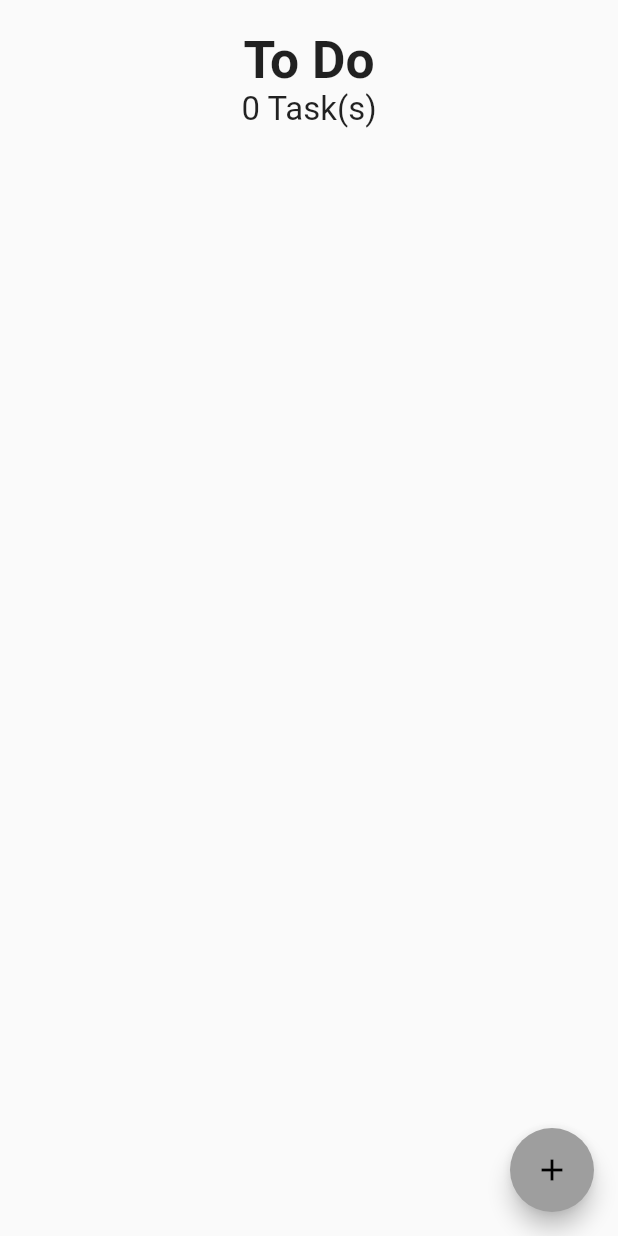
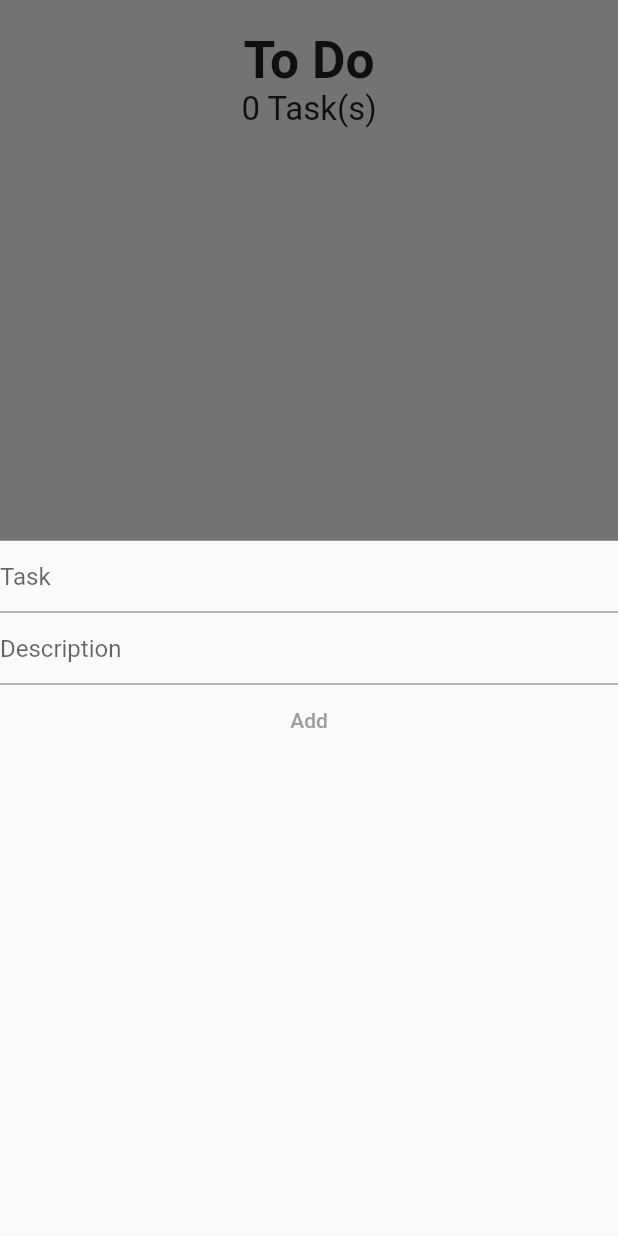
Before and after one commit to Adzumr/Debt-Monitor, a Flutter app: the screen it shows after launch, after a tap on the "add" icon, on a phone screen of 412 x 824 dp. Run offline on Flutter 3.47's test engine with Material 2 defaults, Android fonts, the phone set to English and light mode, and no system bars; our stand-ins replace device_preview, sizer.

Commit message:
update task

```diff
--- a/lib/controller/task.dart
+++ b/lib/controller/task.dart
@@ -1,14 +1,9 @@
 class Task {
   String name;
   String description;
-  bool isDone;
 
   Task({
-    required this.isDone,
     required this.name,
     required this.description,
   });
-  void isDoneToggle() {
-    isDone = !isDone;
-  }
 }
--- a/lib/model/taskData.dart
+++ b/lib/model/taskData.dart
@@ -6,7 +6,7 @@ import 'package:flutter/material.dart';
 class TaskData extends ChangeNotifier {
   List<Task> tasks = [];
   Task addTask(bool isDone, String name, String description) {
-    return Task(isDone: isDone, name: name, description: description);
+    return Task(name: name, description: description);
   }
 
   int get taskCount {
--- a/lib/screens/mainScreen.dart
+++ b/lib/screens/mainScreen.dart
@@ -25,7 +25,41 @@ class _ToDoScreenState extends State<ToDoScreen> {
           return Scaffold(
             floatingActionButton: FloatingActionButton(
               onPressed: () {
-                ShowModelMethod(description: description, task: task);
+                showModalBottomSheet(
+                    context: context,
+                    builder: (context) {
+                      return Column(
+                        children: [
+                          TextField(
+                            onChanged: ((value) {
+                              task = value;
+                            }),
+                            decoration: const InputDecoration(hintText: "Task"),
+                          ),
+                          TextField(
+                            onChanged: ((value) {
+                              description = value;
+                            }),
+                            decoration:
+                                const InputDecoration(hintText: "Description"),
+                          ),
+                          TextButton(
+                            onPressed: () {
+                              setState(() {
+                                Provider.of<TaskData>(context, listen: false)
+                                    .tasks
+                                    .add(Task(
+                                        description: description!,
+                                        name: task!,));
+
+                                Navigator.pop(context);
+                              });
+                            },
+                            child: const Text("Add"),
+                          )
+                        ],
+                      );
+                    });
               },
               child: const Icon(Icons.add),
             ),
@@ -71,45 +105,4 @@ class _ToDoScreenState extends State<ToDoScreen> {
       ),
     );
   }
-
-  Future<dynamic> ShowModelMethod({
-    context,
-    String? task,
-    String? description,
-  }) {
-    return showModalBottomSheet(
-        context: context,
-        builder: (context) {
-          return Column(
-            children: [
-              TextField(
-                onChanged: ((value) {
-                  task = value;
-                }),
-                decoration: const InputDecoration(hintText: "Task"),
-              ),
-              TextField(
-                onChanged: ((value) {
-                  description = value;
-                }),
-                decoration: const InputDecoration(hintText: "Description"),
-              ),
-              TextButton(
-                onPressed: () {
-                  setState(() {
-                    Provider.of<TaskData>(context, listen: false).tasks.add(
-                        Task(
-                            description: description!,
-                            name: task!,
-                            isDone: false));
-
-                    Navigator.pop(context);
-                  });
-                },
-                child: const Text("Add"),
-              )
-            ],
-          );
-        });
-  }
 }
```
